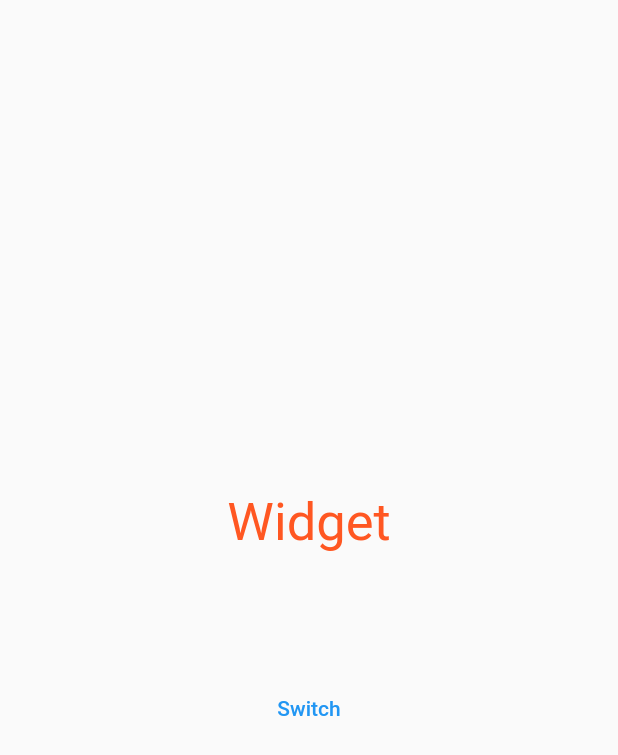
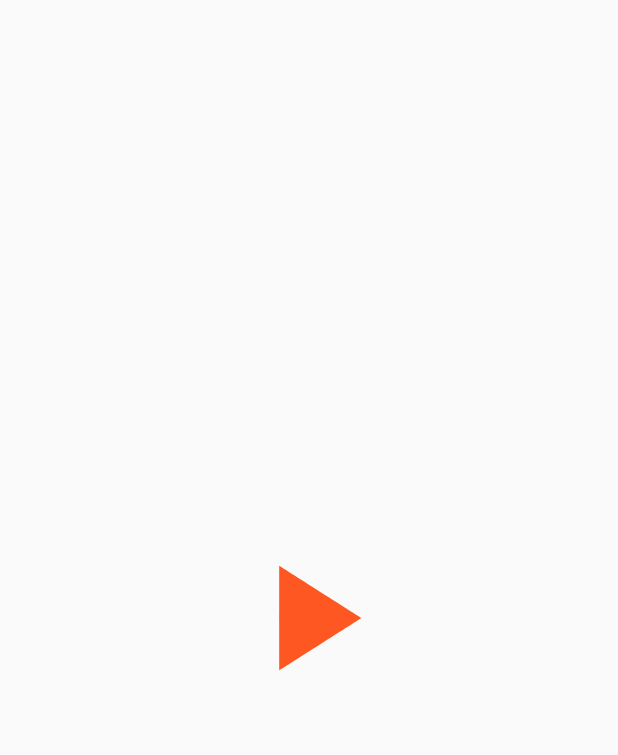
Before and after one commit to AmmarAgeeza/Flutter-Widgets, a Flutter app: the screen it shows after launch, on a phone screen of 412 x 824 dp. Shown: the top 755 px of the screen. Run offline on Flutter 3.47's test engine with Material 2 defaults, Android fonts, the phone set to English and light mode, and no system bars.

```diff
--- a/lib/main.dart
+++ b/lib/main.dart
@@ -1,6 +1,6 @@
 import 'package:flutter/material.dart';
 
-import 'widgets/10_animated_default_text_style.dart';
+import 'widgets/11_animated_icon.dart';
 
 void main() {
   runApp(const MyApp());
@@ -14,7 +14,7 @@ class MyApp extends StatelessWidget {
     return const MaterialApp(
       title: 'Flutter Widgets',
       debugShowCheckedModeBanner: false,
-      home: AnimatedDefaultTextStyleWidget(),
+      home: AnimatedIconWidget(),
     );
   }
 }
--- /dev/null
+++ b/lib/widgets/11_animated_icon.dart
@@ -0,0 +1,54 @@
+import 'package:flutter/material.dart';
+
+class AnimatedIconWidget extends StatefulWidget {
+  const AnimatedIconWidget({Key? key}) : super(key: key);
+
+  @override
+  State<AnimatedIconWidget> createState() => _AnimatedIconWidgetState();
+}
+
+class _AnimatedIconWidgetState extends State<AnimatedIconWidget>
+    with TickerProviderStateMixin {
+  late AnimationController animationController;
+
+  @override
+  void initState() {
+    animationController = AnimationController(
+      vsync: this,
+      duration: const Duration(
+        seconds: 2,
+      ),
+    );
+    super.initState();
+  }
+
+  @override
+  void dispose() {
+    animationController.dispose();
+    super.dispose();
+  }
+
+  bool isPlay = false;
+
+  @override
+  Widget build(BuildContext context) {
+    return Scaffold(
+      body: Center(
+        child: GestureDetector(
+          onTap: () {
+            if (isPlay) {
+              animationController.forward();
+              isPlay = false;
+            } else {
+              animationController.reverse();
+              isPlay = true;
+            }
+          },
+          child: AnimatedIcon(
+            color: Colors.deepOrange,
+              icon: AnimatedIcons.play_pause, progress: animationController,size: 120,),
+        ),
+      ),
+    );
+  }
+}
```
Also changed, not shown: 1 other file.
